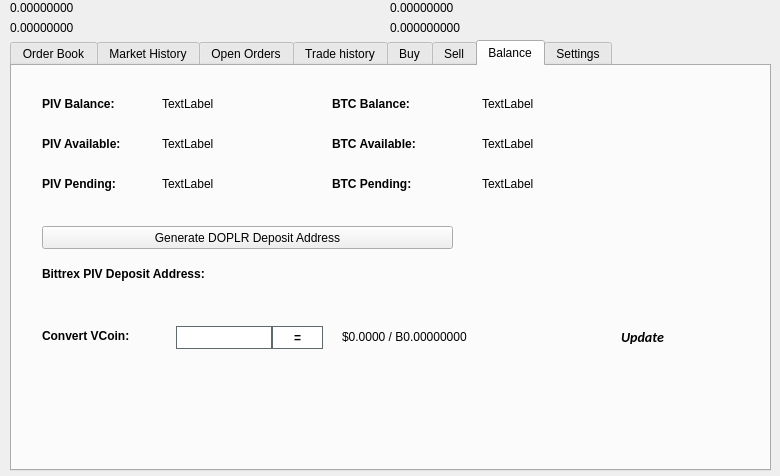
Qt form src/qt/forms/tradingdialog.ui (DoplrCoin/Doplr) before a commit.
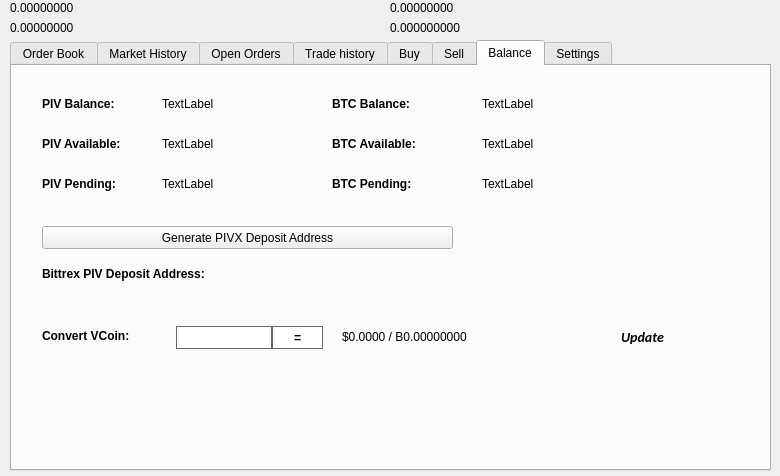
The same form after that commit. The open tabs and pages were chosen to show the change. Icons and pictures are not drawn.

Diff of the .ui file:
```diff
--- a/src/qt/forms/tradingdialog.ui
+++ b/src/qt/forms/tradingdialog.ui
@@ -2941,7 +2941,7 @@
       </rect>
      </property>
      <property name="text">
-      <string>Generate DOPLR Deposit Address</string>
+      <string>Generate PIVX Deposit Address</string>
      </property>
      <property name="icon">
       <iconset resource="../doplr.qrc">
```
Left out of the diff: 12 changed lines with no effect on the pictures.
